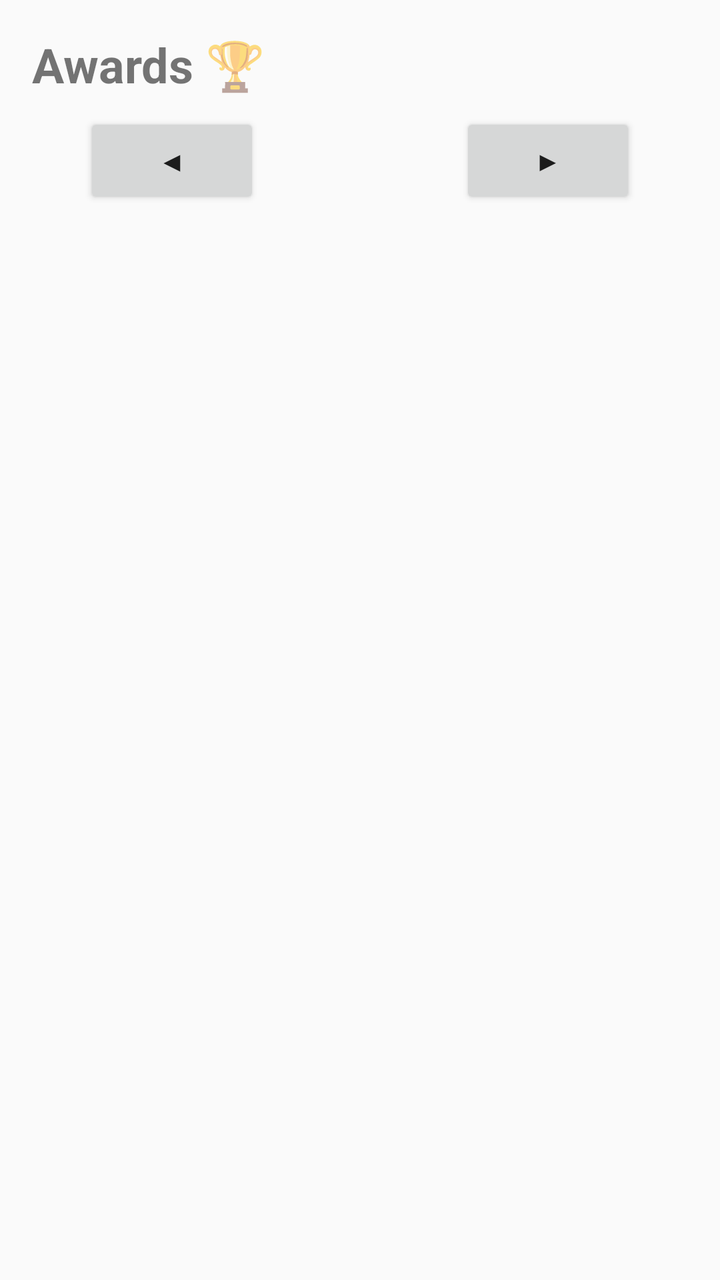
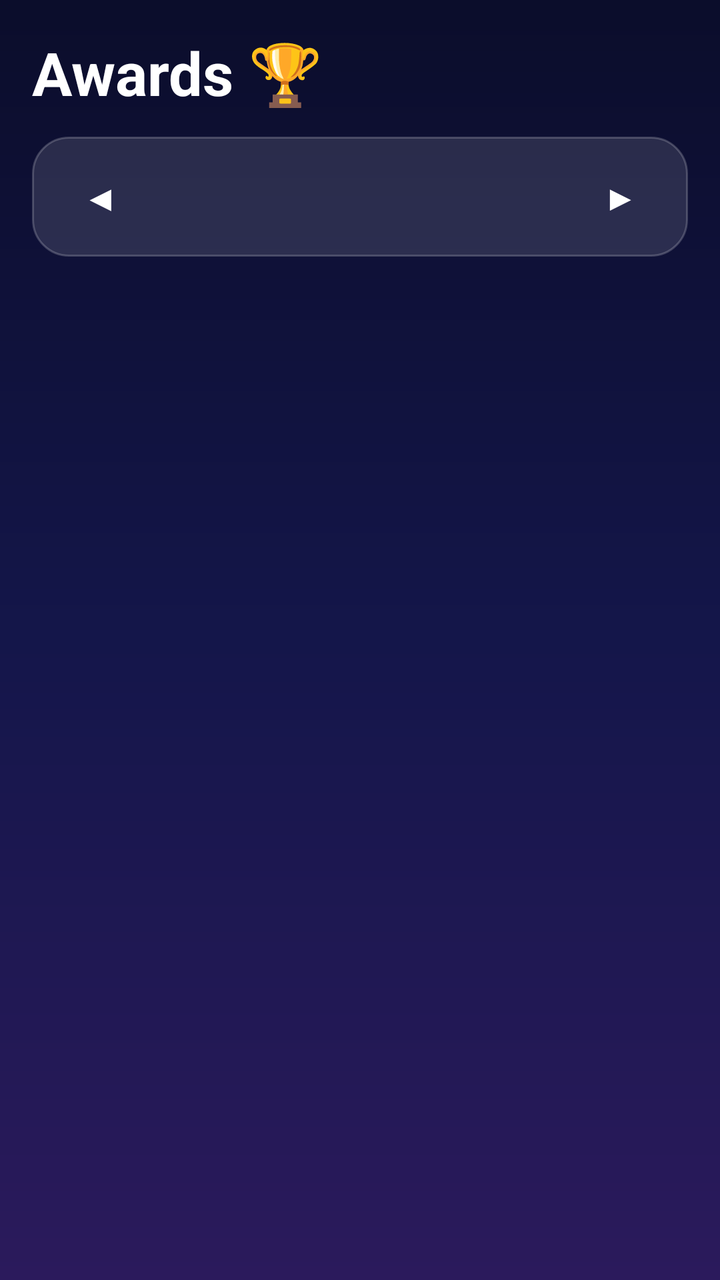

Compare the two renders of this Android layout. The source of the first and the diff that turns it into the second are given below.
<!-- AndroidManifest.xml: application theme Theme.AnimeAwards -->
<!-- res/layout/activity_categories.xml -->
<?xml version="1.0" encoding="utf-8"?>
<LinearLayout xmlns:android="http://schemas.android.com/apk/res/android"
    android:layout_width="match_parent"
    android:layout_height="match_parent"
    android:orientation="vertical"
    android:padding="16dp">

    <TextView
        android:layout_width="wrap_content"
        android:layout_height="wrap_content"
        android:text="Awards 🏆"
        android:textSize="24sp"
        android:textStyle="bold" />

    <LinearLayout
        android:layout_width="match_parent"
        android:layout_height="wrap_content"
        android:layout_marginTop="8dp"
        android:gravity="center"
        android:orientation="horizontal">

        <Button
            android:id="@+id/prevYear"
            android:layout_width="wrap_content"
            android:layout_height="wrap_content"
            android:text="◀" />

        <TextView
            android:id="@+id/yearText"
            android:layout_width="100dp"
            android:layout_height="wrap_content"
            android:gravity="center"
            android:textSize="22sp"
            android:textStyle="bold" />

        <Button
            android:id="@+id/nextYear"
            android:layout_width="wrap_content"
            android:layout_height="wrap_content"
            android:text="▶" />
    </LinearLayout>

    <TextView
        android:id="@+id/statusText"
        android:layout_width="match_parent"
        android:layout_height="wrap_content"
        android:layout_marginTop="4dp"
        android:gravity="center" />

    <ListView
        android:id="@+id/categoryList"
        android:layout_width="match_parent"
        android:layout_height="0dp"
        android:layout_marginTop="8dp"
        android:layout_weight="1" />

</LinearLayout>
<!-- resources referenced by this layout -->
<resources>
  <style name="Theme.AnimeAwards" parent="Theme.AppCompat.DayNight.NoActionBar">
          <item name="colorPrimary">#6750A4</item>
          <item name="colorPrimaryDark">#4F378B</item>
          <item name="colorAccent">#D0BCFF</item>
      </style>
</resources>

<!-- the commit's change to res/layout/activity_categories.xml (unified diff, before → after) -->
@@ -9,32 +9,39 @@
         android:layout_width="wrap_content"
         android:layout_height="wrap_content"
         android:text="Awards 🏆"
-        android:textSize="24sp"
+        android:textColor="@color/glass_text"
+        android:textSize="30sp"
         android:textStyle="bold" />
 
     <LinearLayout
         android:layout_width="match_parent"
         android:layout_height="wrap_content"
-        android:layout_marginTop="8dp"
-        android:gravity="center"
-        android:orientation="horizontal">
+        android:layout_marginTop="12dp"
+        android:background="@drawable/bg_glass_card"
+        android:gravity="center_vertical"
+        android:orientation="horizontal"
+        android:padding="6dp">
 
         <Button
             android:id="@+id/prevYear"
+            style="@style/Widget.Glass.Arrow"
             android:layout_width="wrap_content"
             android:layout_height="wrap_content"
             android:text="◀" />
 
         <TextView
             android:id="@+id/yearText"
-            android:layout_width="100dp"
+            android:layout_width="0dp"
             android:layout_height="wrap_content"
+            android:layout_weight="1"
             android:gravity="center"
+            android:textColor="@color/glass_text"
             android:textSize="22sp"
             android:textStyle="bold" />
 
         <Button
             android:id="@+id/nextYear"
+            style="@style/Widget.Glass.Arrow"
             android:layout_width="wrap_content"
             android:layout_height="wrap_content"
             android:text="▶" />
@@ -44,14 +51,16 @@
         android:id="@+id/statusText"
         android:layout_width="match_parent"
         android:layout_height="wrap_content"
-        android:layout_marginTop="4dp"
-        android:gravity="center" />
+        android:layout_marginTop="8dp"
+        android:gravity="center"
+        android:textColor="@color/glass_muted"
+        android:textSize="13sp" />
 
-    <ListView
+    <androidx.recyclerview.widget.RecyclerView
         android:id="@+id/categoryList"
         android:layout_width="match_parent"
         android:layout_height="0dp"
-        android:layout_marginTop="8dp"
+        android:layout_marginTop="4dp"
         android:layout_weight="1" />
 
 </LinearLayout>
<!-- resource entries referenced after the edit -->
@@ -1,9 +1,78 @@
 <!-- resources referenced by this layout -->
 <resources>
-  <style name="Theme.AnimeAwards" parent="Theme.AppCompat.DayNight.NoActionBar">
+  <color name="glass_muted">#B9BBE0</color>
+  <color name="glass_text">#FFFFFF</color>
+  <!-- drawable bg_glass_card (drawable) -->
+  <?xml version="1.0" encoding="utf-8"?>
+  <shape xmlns:android="http://schemas.android.com/apk/res/android"
+      android:shape="rectangle">
+      <solid android:color="#1FFFFFFF" />
+      <stroke android:width="1dp" android:color="#33FFFFFF" />
+      <corners android:radius="18dp" />
+  </shape>
+  <style name="Widget.Glass.Arrow" parent="Widget.AppCompat.Button">
+          <item name="android:background">@drawable/bg_arrow</item>
+          <item name="android:textColor">@color/glass_text</item>
+          <item name="android:textSize">18sp</item>
+          <item name="android:minHeight">48dp</item>
+          <item name="android:minWidth">56dp</item>
+          <item name="android:stateListAnimator">@null</item>
+      </style>
+  <style name="Theme.AnimeAwards" parent="Theme.AppCompat.NoActionBar">
           <item name="colorPrimary">#6750A4</item>
-          <item name="colorPrimaryDark">#4F378B</item>
-          <item name="colorAccent">#D0BCFF</item>
+          <item name="colorPrimaryDark">@color/night_top</item>
+          <item name="colorAccent">#B8A6FF</item>
+          <item name="colorControlNormal">@color/glass_muted</item>
+          <item name="android:windowBackground">@drawable/bg_night</item>
+          <item name="android:statusBarColor">@color/night_top</item>
+          <item name="android:navigationBarColor">@color/night_bottom</item>
+          <item name="android:textColorHint">#8E90B8</item>
+          <item name="buttonStyle">@style/Widget.Glass.Button</item>
       </style>
+  <!-- drawable bg_arrow (drawable) -->
+  <?xml version="1.0" encoding="utf-8"?>
+  <ripple xmlns:android="http://schemas.android.com/apk/res/android"
+      android:color="#40FFFFFF">
+      <item android:id="@android:id/mask">
+          <shape android:shape="oval">
+              <solid android:color="#FFFFFFFF" />
+          </shape>
+      </item>
+  </ripple>
+  <color name="night_top">#0B0D2B</color>
+  <!-- drawable bg_night (drawable) -->
+  <?xml version="1.0" encoding="utf-8"?>
+  <shape xmlns:android="http://schemas.android.com/apk/res/android"
+      android:shape="rectangle">
+      <gradient
+          android:angle="270"
+          android:startColor="@color/night_top"
+          android:centerColor="@color/night_mid"
+          android:endColor="@color/night_bottom"
+          android:type="linear" />
+  </shape>
+  <color name="night_bottom">#2B1A5C</color>
+  <style name="Widget.Glass.Button" parent="Widget.AppCompat.Button">
+          <item name="android:background">@drawable/bg_glass_button</item>
+          <item name="android:textColor">@color/glass_text</item>
+          <item name="android:textAllCaps">false</item>
+          <item name="android:textSize">15sp</item>
+          <item name="android:minHeight">48dp</item>
+          <item name="android:minWidth">48dp</item>
+          <item name="android:stateListAnimator">@null</item>
+      </style>
+  <color name="night_mid">#14164A</color>
+  <!-- drawable bg_glass_button (drawable) -->
+  <?xml version="1.0" encoding="utf-8"?>
+  <ripple xmlns:android="http://schemas.android.com/apk/res/android"
+      android:color="#40FFFFFF">
+      <item>
+          <shape android:shape="rectangle">
+              <solid android:color="#26FFFFFF" />
+              <stroke android:width="1dp" android:color="#40FFFFFF" />
+              <corners android:radius="16dp" />
+          </shape>
+      </item>
+  </ripple>
 </resources>
 
